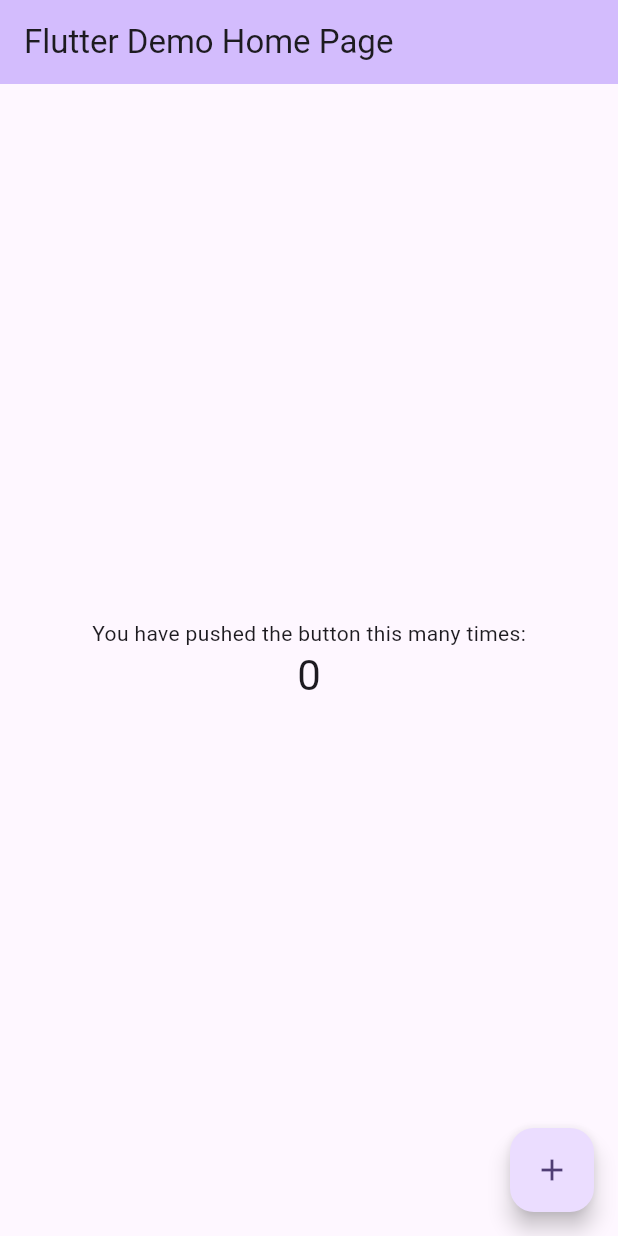
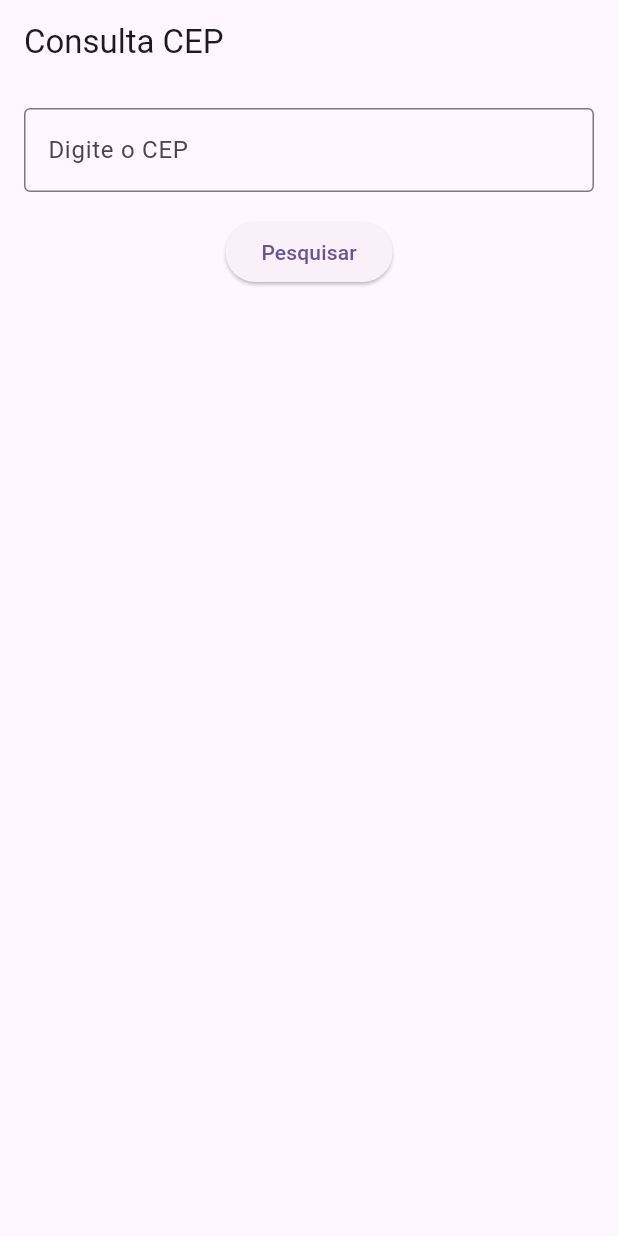
Before and after one commit to GabrielSiqueiraGama/ViaCep, a Flutter app: the screen it shows after launch, on a phone screen of 412 x 824 dp. Run offline on Flutter 3.47's test engine with Material 3 defaults, Android fonts, the phone set to English and light mode, and no system bars.

Commit message:
feat: :seedling: Adicionando Controller, Model e View

```diff
--- a/lib/Controllers/via_cep_controller.dart
+++ b/lib/Controllers/via_cep_controller.dart
@@ -0,0 +1,30 @@
+import 'package:flutter/material.dart';
+import 'package:http/http.dart' as http;
+import 'dart:convert';
+
+import '../Model/via_model.dart';
+
+class CepController extends ChangeNotifier {
+  CepModel? _cepModel;
+  String _error = '';
+
+  CepModel? get cepModel => _cepModel;
+  String get error => _error;
+
+  Future<void> fetchCep(String cep) async {
+    final url = 'https://viacep.com.br/ws/$cep/json/';
+    try {
+      final response = await http.get(Uri.parse(url));
+      if (response.statusCode == 200) {
+        final data = json.decode(response.body);
+        _cepModel = CepModel.fromJson(data);
+        _error = '';
+      } else {
+        _error = 'Erro ao buscar o CEP';
+      }
+    } catch (e) {
+      _error = 'Erro ao buscar o CEP';
+    }
+    notifyListeners();
+  }
+}
--- a/lib/Model/via_model.dart
+++ b/lib/Model/via_model.dart
@@ -0,0 +1,22 @@
+class CepModel {
+  final String logradouro;
+  final String bairro;
+  final String localidade;
+  final String uf;
+
+  CepModel({
+    required this.logradouro,
+    required this.bairro,
+    required this.localidade,
+    required this.uf,
+  });
+
+  factory CepModel.fromJson(Map<String, dynamic> json) {
+    return CepModel(
+      logradouro: json['logradouro'] ?? '',//Busca na URL Json com o atributo rua, caso não encontre retorna nulo.
+      bairro: json['bairro'] ?? '',
+      localidade: json['localidade'] ?? '',
+      uf: json['uf'] ?? '',
+    );
+  }
+}
--- a/lib/View/home_page.dart
+++ b/lib/View/home_page.dart
@@ -0,0 +1,59 @@
+import 'package:flutter/material.dart';
+import 'package:provider/provider.dart';
+
+import '../Controllers/via_cep_controller.dart';
+
+class HomeView extends StatelessWidget {
+  const HomeView({super.key});
+
+  @override
+  Widget build(BuildContext context) {
+    final cepController = Provider.of<CepController>(context);
+    final TextEditingController cepControllerText = TextEditingController();
+
+    return Scaffold(
+      appBar: AppBar(
+        title: const Text('Consulta CEP'),
+      ),
+      body: Padding(
+        padding: const EdgeInsets.all(16.0),
+        child: Column(
+          children: [
+            TextField(
+              controller: cepControllerText,
+              decoration: const InputDecoration(
+                labelText: 'Digite o CEP',
+                border: OutlineInputBorder(),
+              ),
+              keyboardType: TextInputType.number,
+            ),
+            const SizedBox(height: 16),
+            ElevatedButton(
+              onPressed: () {
+                final cep = cepControllerText.text;
+                if (cep.isNotEmpty) {
+                  cepController.fetchCep(cep);
+                }
+              },
+              child: const Text('Pesquisar'),
+            ),
+            const SizedBox(height: 16),
+            cepController.error.isNotEmpty
+                ? Text(cepController.error, style: const TextStyle(color: Colors.red))
+                : cepController.cepModel != null
+                    ? Column(
+                        crossAxisAlignment: CrossAxisAlignment.start,
+                        children: [
+                          Text('Logradouro: ${cepController.cepModel?.logradouro}'),
+                          Text('Bairro: ${cepController.cepModel?.bairro}'),
+                          Text('Cidade: ${cepController.cepModel?.localidade}'),
+                          Text('UF: ${cepController.cepModel?.uf}'),
+                        ],
+                      )
+                    : Container(),
+          ],
+        ),
+      ),
+    );
+  }
+}
--- a/lib/main.dart
+++ b/lib/main.dart
@@ -1,4 +1,7 @@
 import 'package:flutter/material.dart';
+import 'package:provider/provider.dart'; // Importando o Provider
+import 'Controllers/via_cep_controller.dart'; // O Controller
+import 'View/home_page.dart'; // A HomeView
 
 void main() {
   runApp(const MyApp());
@@ -7,63 +10,19 @@ void main() {
 class MyApp extends StatelessWidget {
   const MyApp({super.key});
 
-  // This widget is the root of your application.
   @override
   Widget build(BuildContext context) {
-    return MaterialApp(
-      title: 'Flutter Demo',
-      theme: ThemeData(
-        colorScheme: ColorScheme.fromSeed(seedColor: Colors.deepPurple),
-        useMaterial3: true,
-      ),
-      home: const MyHomePage(title: 'Flutter Demo Home Page'),
-    );
-  }
-}
-
-class MyHomePage extends StatefulWidget {
-  const MyHomePage({super.key, required this.title});
-
-  final String title;
-
-  @override
-  State<MyHomePage> createState() => _MyHomePageState();
-}
-
-class _MyHomePageState extends State<MyHomePage> {
-  int _counter = 0;
-
-  void _incrementCounter() {
-    setState(() {
-      _counter++;
-    });
-  }
-
-  @override
-  Widget build(BuildContext context) {
-    return Scaffold(
-      appBar: AppBar(
-        backgroundColor: Theme.of(context).colorScheme.inversePrimary,
-        title: Text(widget.title),
-      ),
-      body: Center(
-        child: Column(
-          mainAxisAlignment: MainAxisAlignment.center,
-          children: <Widget>[
-            const Text(
-              'You have pushed the button this many times:',
-            ),
-            Text(
-              '$_counter',
-              style: Theme.of(context).textTheme.headlineMedium,
-            ),
-          ],
+    return MultiProvider(
+      providers: [
+        ChangeNotifierProvider(create: (_) => CepController()), // Adicionando o CepController
+      ],
+      child: MaterialApp(
+        title: 'Flutter Demo',
+        theme: ThemeData(
+          colorScheme: ColorScheme.fromSeed(seedColor: Colors.deepPurple),
+          useMaterial3: true,
         ),
-      ),
-      floatingActionButton: FloatingActionButton(
-        onPressed: _incrementCounter,
-        tooltip: 'Increment',
-        child: const Icon(Icons.add),
+        home: const HomeView(), // Certifique-se de que a HomeView está corretamente configurada
       ),
     );
   }
```
Also changed, not shown: pubspec.lock, 1 other file.
